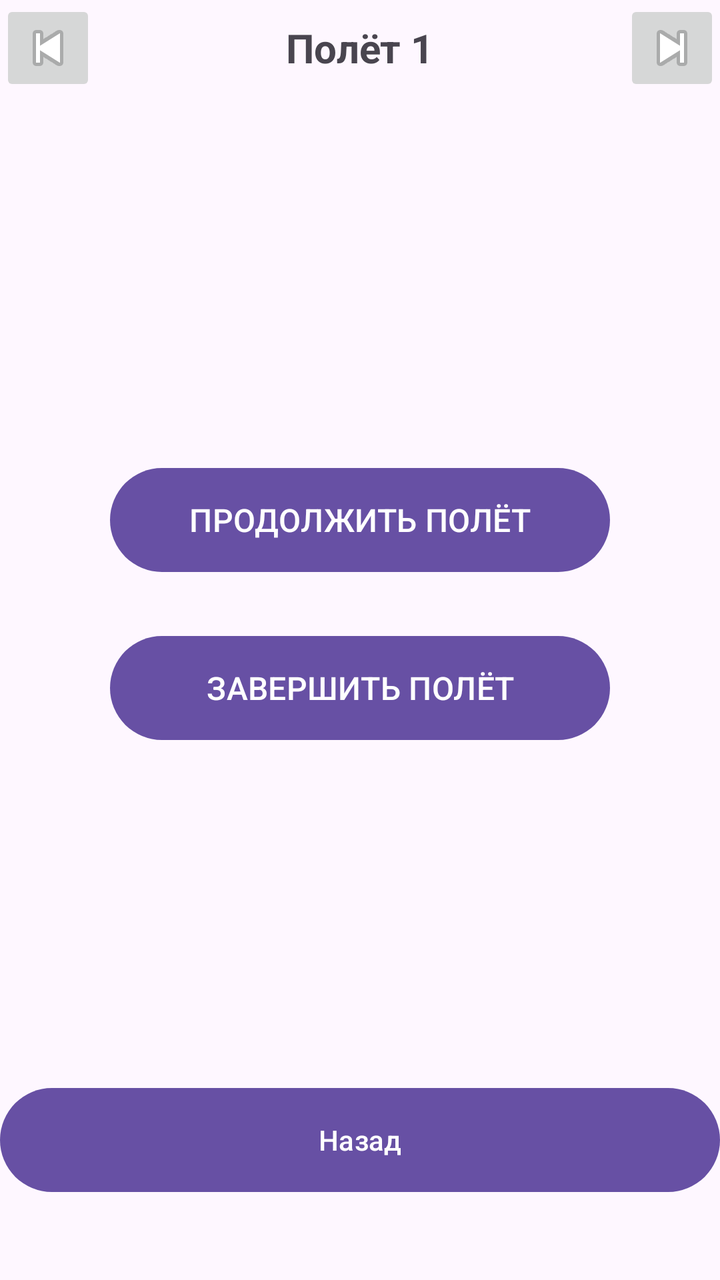
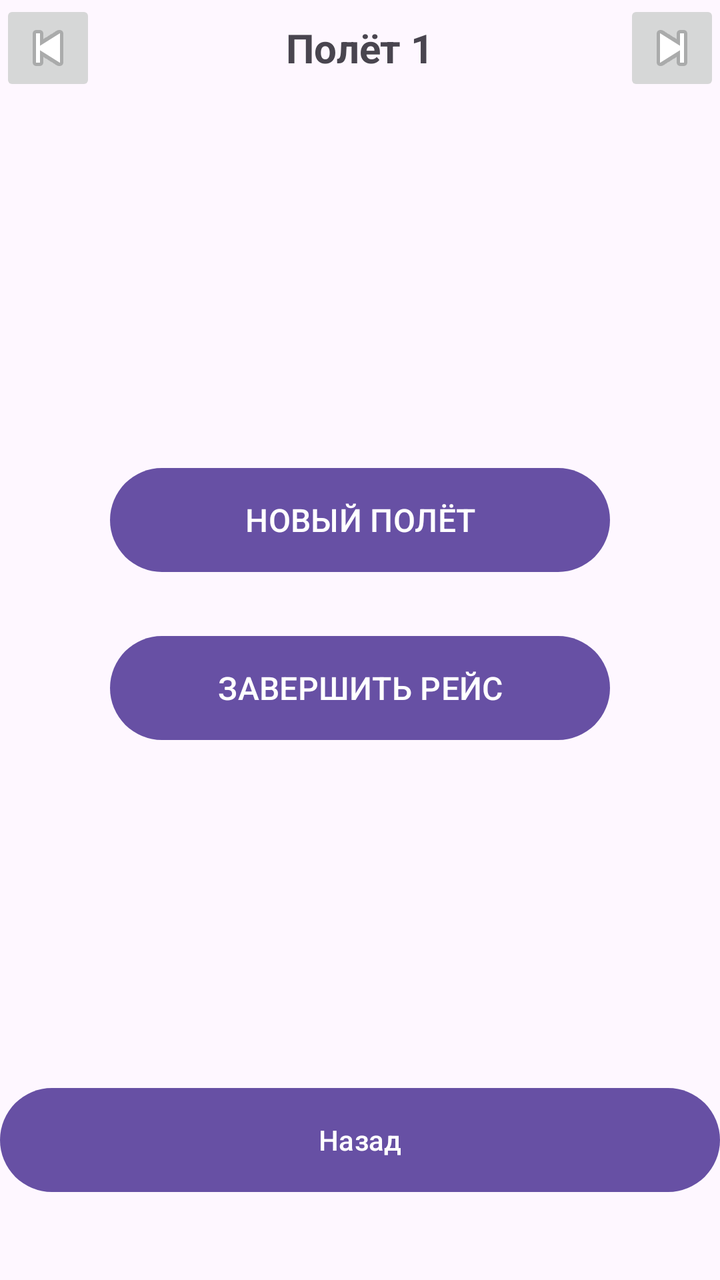

Before-and-after screenshots of an Android layout around one commit, followed by the original layout XML and the change that was made.
<!-- AndroidManifest.xml: application theme Theme.Flight_information_calculator -->
<!-- res/layout/activity_next.xml -->
<?xml version="1.0" encoding="utf-8"?>
<androidx.constraintlayout.widget.ConstraintLayout xmlns:android="http://schemas.android.com/apk/res/android"
    xmlns:app="http://schemas.android.com/apk/res-auto"
    xmlns:tools="http://schemas.android.com/tools"
    android:id="@+id/main"
    android:layout_width="match_parent"
    android:layout_height="match_parent"
    tools:context=".next">
    
    <RelativeLayout
        android:id="@+id/headerLayout"
        android:layout_width="0dp"
        android:layout_height="wrap_content"
        app:layout_constraintEnd_toEndOf="parent"
        app:layout_constraintStart_toStartOf="parent"
        app:layout_constraintTop_toTopOf="parent">

        <TextView
            android:id="@+id/flightTitle"
            android:layout_width="wrap_content"
            android:layout_height="wrap_content"
            android:layout_centerInParent="true"
            android:text="Полёт 1"
            android:textSize="20sp"
            android:textStyle="bold"/>

        <ImageButton
            android:id="@+id/btnBack"
            android:layout_width="48dp"
            android:layout_height="48dp"
            android:layout_alignParentStart="true"
            android:src="@android:drawable/ic_media_previous"
            android:contentDescription="Назад"/>

        <ImageButton
            android:id="@+id/btnForward"
            android:layout_width="48dp"
            android:layout_height="48dp"
            android:layout_alignParentEnd="true"
            android:src="@android:drawable/ic_media_next"
            android:contentDescription="Вперёд"/>
    </RelativeLayout>

    
    <LinearLayout
        android:layout_width="0dp"
        android:layout_height="0dp"
        android:orientation="vertical"
        android:gravity="center"
        android:layout_marginTop="32dp"
        android:layout_marginBottom="16dp"
        app:layout_constraintBottom_toTopOf="@+id/btnBackBottom"
        app:layout_constraintEnd_toEndOf="parent"
        app:layout_constraintStart_toStartOf="parent"
        app:layout_constraintTop_toBottomOf="@id/headerLayout">

        
        <Button
            android:id="@+id/btnContinueFlight"
            android:layout_width="250dp"
            android:layout_height="60dp"
            android:layout_marginBottom="24dp"
            android:text="ПРОДОЛЖИТЬ ПОЛЁТ"
            android:textAllCaps="false"
            android:textSize="16sp"/>

        
        <Button
            android:id="@+id/btnFinishFlight"
            android:layout_width="250dp"
            android:layout_height="60dp"
            android:text="ЗАВЕРШИТЬ ПОЛЁТ"
            android:textAllCaps="false"
            android:textSize="16sp"/>
    </LinearLayout>

    
    <Button
        android:id="@+id/btnBackBottom"
        android:layout_width="0dp"
        android:layout_height="60dp"
        android:layout_marginBottom="40dp"
        android:text="Назад"
        android:textAllCaps="false"
        app:layout_constraintBottom_toBottomOf="parent"
        app:layout_constraintEnd_toEndOf="parent"
        app:layout_constraintStart_toStartOf="parent"/>

</androidx.constraintlayout.widget.ConstraintLayout>
<!-- resources referenced by this layout -->
<resources>
  <style name="Theme.Flight_information_calculator" parent="Base.Theme.Flight_information_calculator" />
  <style name="Base.Theme.Flight_information_calculator" parent="Theme.Material3.DayNight.NoActionBar">
          
          
      </style>
</resources>

<!-- the commit's change to res/layout/activity_next.xml (unified diff, before → after) -->
@@ -60,18 +60,18 @@
             android:layout_width="250dp"
             android:layout_height="60dp"
             android:layout_marginBottom="24dp"
-            android:text="ПРОДОЛЖИТЬ ПОЛЁТ"
+            android:text="НОВЫЙ ПОЛЁТ"
             android:textAllCaps="false"
-            android:textSize="16sp"/>
+            android:textSize="16sp" />
 
         
         <Button
             android:id="@+id/btnFinishFlight"
             android:layout_width="250dp"
             android:layout_height="60dp"
-            android:text="ЗАВЕРШИТЬ ПОЛЁТ"
+            android:text="ЗАВЕРШИТЬ РЕЙС"
             android:textAllCaps="false"
-            android:textSize="16sp"/>
+            android:textSize="16sp" />
     </LinearLayout>
 
     
